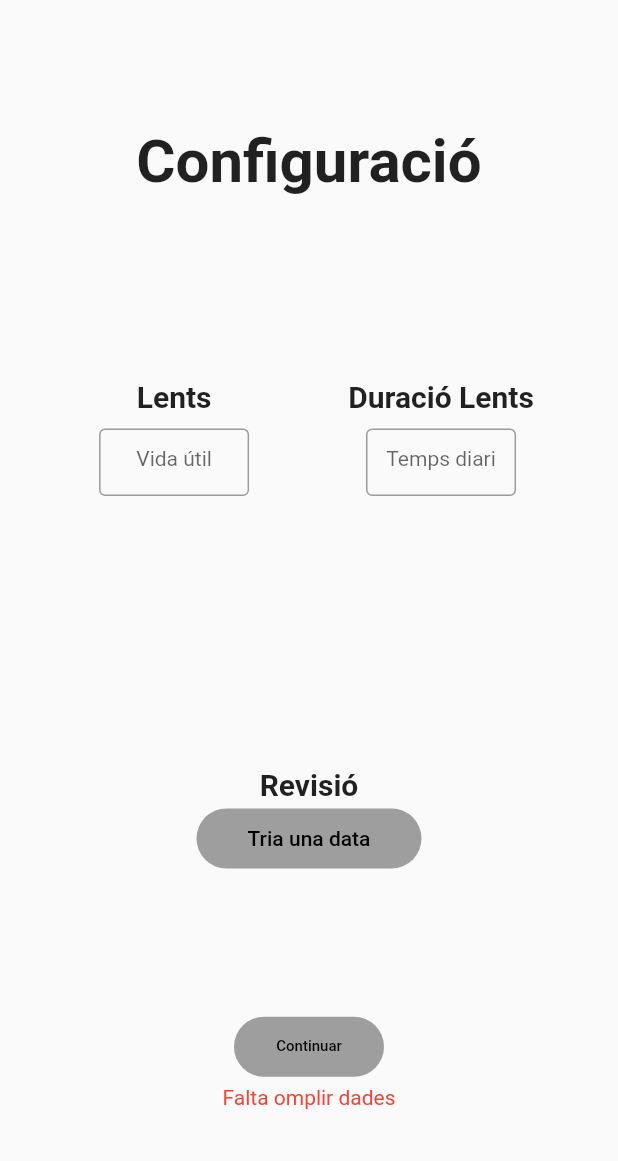
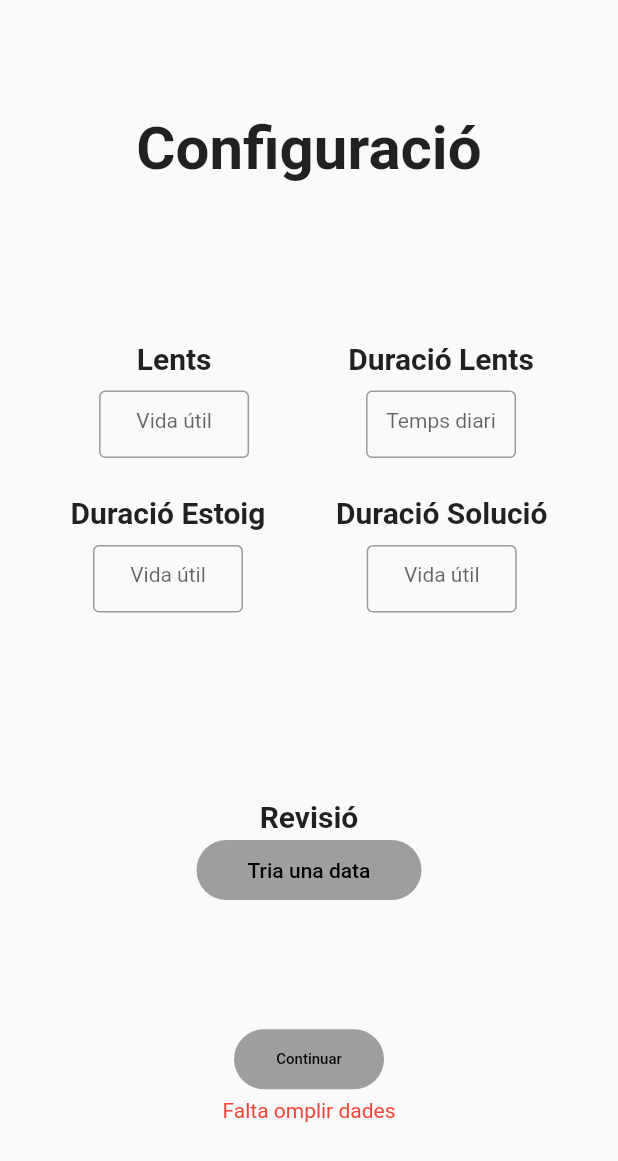
Before and after one commit to BernatCasanas/optica-tfg, a Flutter app: the Configura1Lents screen opened directly, after a tap on "Continuar", on a phone screen of 412 x 824 dp. Shown: the top 1161 px of the screen. Run offline on Flutter 3.47's test engine with Material 2 defaults, Android fonts, the phone set to English and light mode, and no system bars; our stand-ins replace cloud_firestore, firebase_auth, firebase_core, table_calendar; missing offline and left inert: flutterfire_ui; accounts and stored records are empty; statements that could not run were skipped.

Commit message:
Fixing bugs and adding estoig and solucio input totallife

```diff
--- a/optica/lib/model/alertes.dart
+++ b/optica/lib/model/alertes.dart
@@ -13,9 +13,9 @@ class Alerta {
   Alerta.fromDocumentSnapshot(DocumentSnapshot<Map<String, dynamic>> docSnap) {
     id = docSnap.id;
     final data = docSnap.data()!;
-    nombre = data['nombre'];
+    tipo = data['tipo'];
+    nombre = tipo == Avisos.personalitzat.index ? data['nombre'] : "";
     tiempo = (data['tiempo'] as Timestamp).toDate();
-    tipo = data['tipo'];
   }
 
   Map<String, dynamic> data() => {
@@ -40,7 +40,8 @@ class Alerta {
 }
 
 Stream<List<Alerta>> getUserAlerts() async* {
-  final stream = getUserRef().collection("avisos").orderBy('tiempo').snapshots();
+  final stream =
+      getUserRef().collection("avisos").orderBy('tiempo').snapshots();
   await for (final docList in stream) {
     yield docList.docs.map((doc) => Alerta.fromDocumentSnapshot(doc)).toList();
   }
--- a/optica/lib/model/user.dart
+++ b/optica/lib/model/user.dart
@@ -61,7 +61,8 @@ Future<Usuari?> maybeGetUser() async {
   }
 }
 
-Stream<Usuari> currentUserStream() => getUserRef().snapshots().map((doc) => Usuari.fromFirestore(doc.data()!));
+Stream<Usuari> currentUserStream() =>
+    getUserRef().snapshots().map((doc) => Usuari.fromFirestore(doc.data()!));
 
 Future<void> initializeUserData() async {
   return getUserRef().set({
--- a/optica/lib/screens/configura0_inici.dart
+++ b/optica/lib/screens/configura0_inici.dart
@@ -18,7 +18,8 @@ class _Configura0IniciState extends State<Configura0Inici> {
 
   void textChanged() {
     setState(() {
-      buttonEnabled = (controllerCodigo.text.isNotEmpty && controllerNombre.text.isNotEmpty);
+      buttonEnabled = (controllerCodigo.text.isNotEmpty &&
+          controllerNombre.text.isNotEmpty);
     });
   }
 
@@ -51,7 +52,7 @@ class _Configura0IniciState extends State<Configura0Inici> {
   @override
   Widget build(BuildContext context) {
     return Scaffold(
-      resizeToAvoidBottomInset: true,
+      resizeToAvoidBottomInset: false,
       body: Column(
         mainAxisAlignment: MainAxisAlignment.start,
         crossAxisAlignment: CrossAxisAlignment.center,
@@ -67,7 +68,8 @@ class _Configura0IniciState extends State<Configura0Inici> {
               children: [
                 _InputBox(name: "Nom", controller: controllerNombre),
                 const SizedBox(height: 12),
-                _InputBox(name: "Codi Deontologic", controller: controllerCodigo),
+                _InputBox(
+                    name: "Codi Deontologic", controller: controllerCodigo),
               ],
             ),
           ),
--- a/optica/lib/screens/configura1_lents.dart
+++ b/optica/lib/screens/configura1_lents.dart
@@ -10,7 +10,9 @@ import 'package:optica/widgets/big_text.dart';
 import 'package:optica/widgets/small_text.dart';
 
 final controllerLents = TextEditingController();
-final controllerDuracio = TextEditingController();
+final controllerLentsDuracio = TextEditingController();
+final controllerEstiogDuracio = TextEditingController();
+final controllerSolucioDuracio = TextEditingController();
 
 bool error = false;
 
@@ -30,7 +32,6 @@ class _Configura1LentsState extends State<Configura1Lents> {
       resizeToAvoidBottomInset: false,
       body: Center(
         child: Column(children: [
-          //Total flex = 12
           Expanded(
             flex: 1,
             child: Container(),
@@ -43,19 +44,53 @@ class _Configura1LentsState extends State<Configura1Lents> {
             child: Container(),
           ),
           Expanded(
-            flex: 2,
-            child: Row(
+            flex: 3,
+            child: Column(
+              children: [
+                Row(
                   mainAxisAlignment: MainAxisAlignment.spaceEvenly,
                   children: [
                     Column(
                       mainAxisAlignment: MainAxisAlignment.start,
-                  children: [const SmallText(text: "Lents"), MainInput(text: "Vida útil", controller: controllerLents)],
+                      children: [
+                        const SmallText(text: "Lents"),
+                        MainInput(
+                            text: "Vida útil", controller: controllerLents)
+                      ],
                     ),
                     Column(
                       mainAxisAlignment: MainAxisAlignment.start,
                       children: [
                         const SmallText(text: "Duració Lents"),
-                    MainInput(text: "Temps diari", controller: controllerDuracio)
+                        MainInput(
+                            text: "Temps diari",
+                            controller: controllerLentsDuracio)
+                      ],
+                    ),
+                  ],
+                ),
+                const SizedBox(height: 15),
+                Row(
+                  mainAxisAlignment: MainAxisAlignment.spaceEvenly,
+                  children: [
+                    Column(
+                      mainAxisAlignment: MainAxisAlignment.start,
+                      children: [
+                        const SmallText(text: "Duració Estoig"),
+                        MainInput(
+                            text: "Vida útil",
+                            controller: controllerEstiogDuracio)
+                      ],
+                    ),
+                    Column(
+                      mainAxisAlignment: MainAxisAlignment.start,
+                      children: [
+                        const SmallText(text: "Duració Solució"),
+                        MainInput(
+                            text: "Vida útil",
+                            controller: controllerSolucioDuracio)
+                      ],
+                    ),
                   ],
                 ),
               ],
@@ -63,10 +98,13 @@ class _Configura1LentsState extends State<Configura1Lents> {
           ),
           Expanded(
             flex: 3,
-            child: Column(mainAxisAlignment: MainAxisAlignment.center, children: [
+            child:
+                Column(mainAxisAlignment: MainAxisAlignment.center, children: [
               const SmallText(text: "Revisió"),
               TextButton(
-                child: Text(_dateTime == null ? "Tria una data" : DateFormat("yyyy-MM-dd").format(_dateTime!)),
+                child: Text(_dateTime == null
+                    ? "Tria una data"
+                    : DateFormat("yyyy-MM-dd").format(_dateTime!)),
                 style: ElevatedButton.styleFrom(
                     minimumSize: const Size(150, 40),
                     shape: const StadiumBorder(),
@@ -92,7 +130,8 @@ class _Configura1LentsState extends State<Configura1Lents> {
             child: Column(
               children: [
                 TextButton(
-                  child: const Text("Continuar", style: TextStyle(fontSize: 10)),
+                  child:
+                      const Text("Continuar", style: TextStyle(fontSize: 10)),
                   style: ElevatedButton.styleFrom(
                       minimumSize: const Size(100, 40),
                       shape: const StadiumBorder(),
@@ -100,7 +139,11 @@ class _Configura1LentsState extends State<Configura1Lents> {
                       onPrimary: Colors.black),
                   onPressed: () {
                     setState(() {
-                      if (controllerDuracio.text == "" || controllerLents.text == "" || _dateTime == null) {
+                      if (controllerLentsDuracio.text == "" ||
+                          controllerLents.text == "" ||
+                          controllerSolucioDuracio.text == "" ||
+                          controllerEstiogDuracio.text == "" ||
+                          _dateTime == null) {
                         error = true;
                         return;
                       }
@@ -123,7 +166,8 @@ class _Configura1LentsState extends State<Configura1Lents> {
                     });
                     db.add({
                       'tipo': Avisos.lents.index,
-                      'tiempo': today.add(Duration(days: int.parse(controllerLents.text))),
+                      'tiempo': today
+                          .add(Duration(days: int.parse(controllerLents.text))),
                     });
                     db.add({
                       'tipo': Avisos.solucio.index,
@@ -131,22 +175,30 @@ class _Configura1LentsState extends State<Configura1Lents> {
                     });
                     db.add({
                       'tipo': Avisos.revisio.index,
-                      'tiempo': today.add(_dateTime!.difference(DateTime.now())),
+                      'tiempo':
+                          today.add(_dateTime!.difference(DateTime.now())),
                     });
 
                     FirebaseFirestore.instance
                         .collection("usuarios")
                         .doc(FirebaseAuth.instance.currentUser?.email)
-                        .update({'duración_diaria': int.parse(controllerDuracio.text)});
+                        .update({
+                      'duración_diaria': int.parse(controllerLentsDuracio.text)
+                    });
 
                     Navigator.push(
                       context,
-                      MaterialPageRoute(builder: (context) => const Configura2Graduacio(fromEditScreen: false)),
+                      MaterialPageRoute(
+                          builder: (context) =>
+                              const Configura2Graduacio(fromEditScreen: false)),
                     );
                   },
                 ),
                 const SizedBox(height: 2),
-                error == true ? const Text("Falta omplir dades", style: TextStyle(color: Colors.red)) : Container(),
+                error == true
+                    ? const Text("Falta omplir dades",
+                        style: TextStyle(color: Colors.red))
+                    : Container(),
               ],
             ),
           ),
```
Also changed, not shown: optica/lib/widgets/alertes.dart (+26 -13 lines). Lines whose indentation alone changed are shown as unchanged.
